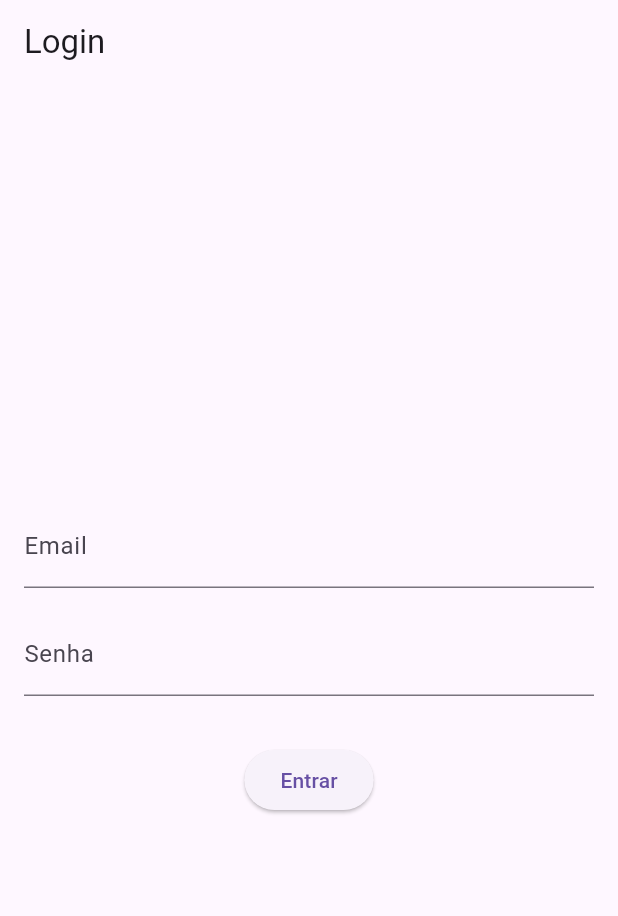
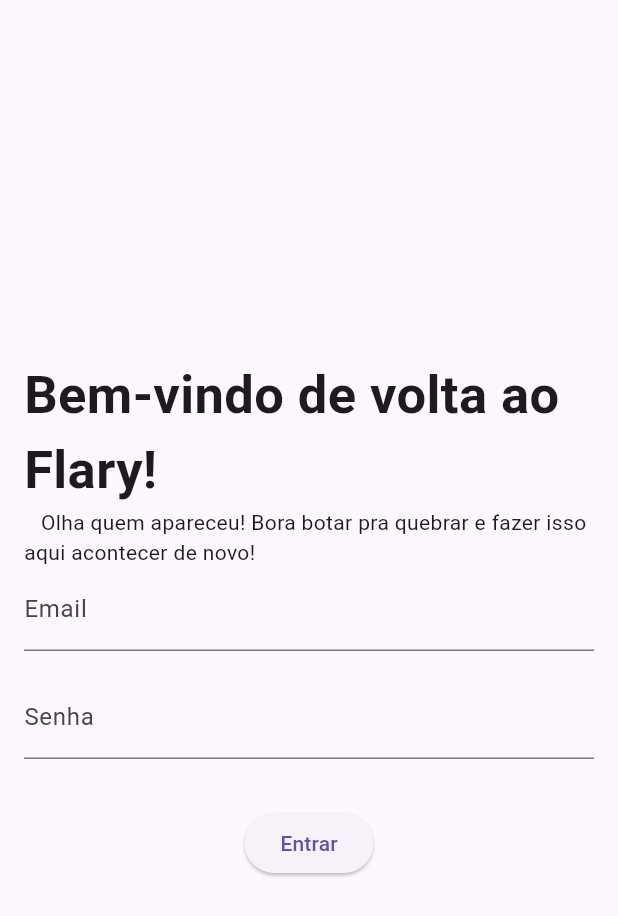
Before and after one commit to neopromic/flary, a Flutter app: the screen it shows after launch, on a phone screen of 412 x 824 dp. Shown: the top 916 px of the screen. Run offline on Flutter 3.47's test engine with Material 3 defaults, Android fonts, the phone set to English and light mode, and no system bars.

Commit message:
feat: Added custom message to sign in page

```diff
--- a/lib/screens/auth/signin/page.dart
+++ b/lib/screens/auth/signin/page.dart
@@ -6,12 +6,17 @@
   @override
   Widget build(BuildContext context) {
     return Scaffold(
-      appBar: AppBar(title: const Text('Login')),
       body: Padding(
         padding: const EdgeInsets.all(16.0),
         child: Column(
           mainAxisAlignment: MainAxisAlignment.center,
           children: [
+            const Text('Bem-vindo de volta ao Flary!',
+              style: TextStyle(
+                fontSize: 35,
+                fontWeight: FontWeight.bold),
+            ),
+            const Text('   Olha quem apareceu! Bora botar pra quebrar e fazer isso aqui acontecer de novo!'),
             const TextField(
               decoration: InputDecoration(labelText: 'Email'),
             ),
```
